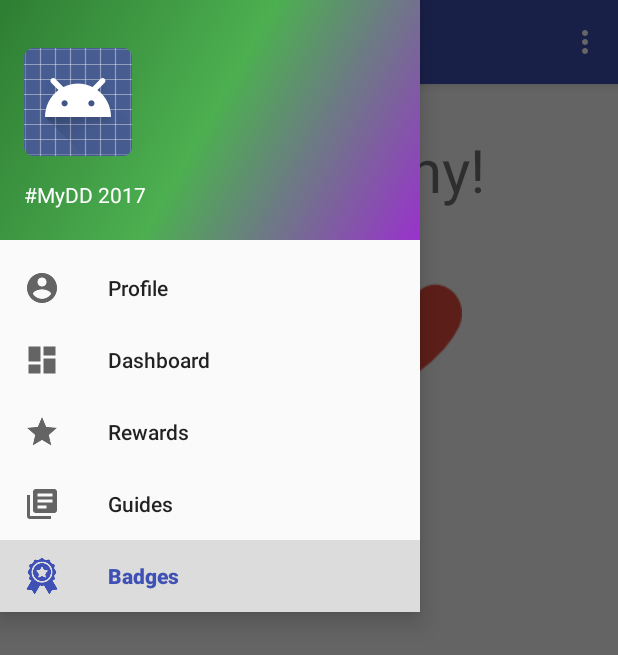
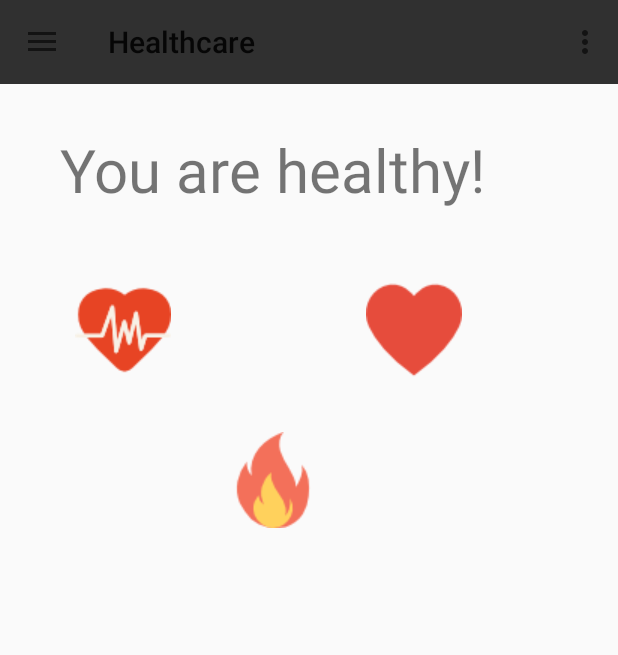
Before and after one commit to cman8564134/M2Xandroidtest, an Android app: the screen it shows after launch (MainActivity), in the side drawer, after a tap on "Badges", on a phone screen of 412 x 824 dp. Shown: the top 655 px of the screen. Run offline under Robolectric (Android 15) with nearby library versions, the phone set to English and light mode, and no system bars.

Commit message:
Added Guides
Added Guides

```diff
--- a/app/build.gradle
+++ b/app/build.gradle
@@ -28,6 +28,7 @@ dependencies {
     compile 'com.android.support:appcompat-v7:24.1.1'
     compile 'com.android.support:design:24.1.1'
     compile 'com.android.support:cardview-v7:24.1.1'
+    compile 'com.android.support:support-v4:24.1.1'
     compile 'com.android.support.constraint:constraint-layout:1.0.2'
     testCompile 'junit:junit:4.12'
 }
--- a/app/src/main/AndroidManifest.xml
+++ b/app/src/main/AndroidManifest.xml
@@ -9,6 +9,7 @@
         android:supportsRtl="true"
         android:theme="@style/AppTheme">
         <activity android:name=".MainActivity"
+            android:label="Healthcare"
             android:theme="@style/AppTheme.NoActionBar">
             <intent-filter>
                 <action android:name="android.intent.action.MAIN" />
@@ -16,8 +17,9 @@
                 <category android:name="android.intent.category.LAUNCHER" />
             </intent-filter>
         </activity>
-        <activity android:name=".GuidesActivity">
-        </activity>
+        <activity android:name=".ManagerActivity"></activity>
+        <activity android:name=".GuidesActivity"
+            />
     </application>
 
 </manifest>
--- a/app/src/main/java/mydd2017/com/m2xandroidtest/MainActivity.java
+++ b/app/src/main/java/mydd2017/com/m2xandroidtest/MainActivity.java
@@ -14,77 +14,33 @@ import android.support.v7.widget.Toolbar;
 import android.view.Menu;
 import android.view.MenuItem;
 
-public class MainActivity extends AppCompatActivity
-     implements NavigationView.OnNavigationItemSelectedListener{
-
+public class MainActivity extends ManagerActivity{
     @Override
     protected void onCreate(Bundle savedInstanceState) {
         super.onCreate(savedInstanceState);
         setContentView(R.layout.activity_main);
-        Toolbar toolbar = (Toolbar) findViewById(R.id.toolbar);
-        setSupportActionBar(toolbar);
-
-        DrawerLayout drawer = (DrawerLayout) findViewById(R.id.drawer_layout);
-        ActionBarDrawerToggle toggle = new ActionBarDrawerToggle(
-                this, drawer, toolbar, R.string.navigation_drawer_open, R.string.navigation_drawer_close);
-        drawer.setDrawerListener(toggle);
-        toggle.syncState();
-
-        NavigationView navigationView = (NavigationView) findViewById(R.id.nav_view);
-        navigationView.setNavigationItemSelectedListener(this);
-    }
-
-    @Override
-    public void onBackPressed() {
-        DrawerLayout drawer = (DrawerLayout) findViewById(R.id.drawer_layout);
-        if (drawer.isDrawerOpen(GravityCompat.START)) {
-            drawer.closeDrawer(GravityCompat.START);
-        } else {
-            super.onBackPressed();
-        }
     }
 
     @Override
     public boolean onCreateOptionsMenu(Menu menu) {
+        // Inflate the menu; this adds items to the action bar if it is present.
         getMenuInflater().inflate(R.menu.main, menu);
         return true;
     }
 
     @Override
     public boolean onOptionsItemSelected(MenuItem item) {
+        // Handle action bar item clicks here. The action bar will
+        // automatically handle clicks on the Home/Up button, so long
+        // as you specify a parent activity in AndroidManifest.xml.
         int id = item.getItemId();
 
         //noinspection SimplifiableIfStatement
-        if (id == R.id.action_settings) {
-            return true;
+        switch (id)
+        {
+            case R.id.dashboard: return true;
         }
 
         return super.onOptionsItemSelected(item);
     }
-
-    @SuppressWarnings("StatementWithEmptyBody")
-    @Override
-    public boolean onNavigationItemSelected(MenuItem item) {
-        // Handle navigation view item clicks here.
-        int id = item.getItemId();
-
-        if (id == R.id.profile) {
-
-        } else if (id == R.id.dashboard) {
-
-        } else if (id == R.id.rewards) {
-
-        } else if (id == R.id.guides) {
-            DrawerLayout drawer = (DrawerLayout) findViewById(R.id.drawer_layout);
-            drawer.closeDrawer(GravityCompat.START);
-            Intent intent = new Intent(getApplicationContext(), GuidesActivity.class);
-            startActivity(intent);
-
-        } else if (id == R.id.badges) {
-        }
-
-
-
-            return true;
-        }
-    }
+}
--- /dev/null
+++ b/app/src/main/java/mydd2017/com/m2xandroidtest/ManagerActivity.java
@@ -0,0 +1,143 @@
+package mydd2017.com.m2xandroidtest;
+
+import android.app.Activity;
+import android.content.Intent;
+import android.os.Bundle;
+import android.support.annotation.LayoutRes;
+import android.support.design.widget.NavigationView;
+import android.support.v4.view.GravityCompat;
+import android.support.v4.widget.DrawerLayout;
+import android.support.v7.app.ActionBarDrawerToggle;
+import android.support.v7.app.AppCompatActivity;
+import android.support.v7.widget.Toolbar;
+import android.view.Menu;
+import android.view.MenuItem;
+import android.view.View;
+import android.widget.FrameLayout;
+
+/**
+ * Created by Hang on 8/12/2017.
+ */
+
+public class ManagerActivity extends AppCompatActivity implements
+        NavigationView.OnNavigationItemSelectedListener {
+
+    private NavigationView navigationView;
+    private DrawerLayout fullLayout;
+    private Toolbar toolbar;
+    private ActionBarDrawerToggle drawerToggle;
+    private int selectedNavItemId;
+
+    @Override
+    public void setContentView(@LayoutRes int layoutResID) {
+        /**
+         * This is going to be our actual root layout.
+         */
+        fullLayout = (DrawerLayout) getLayoutInflater().inflate(R.layout.activity_manager, null);
+        /**
+         * {@link FrameLayout} to inflate the child's view. We could also use a {@link android.view.ViewStub}
+         */
+        FrameLayout activityContainer = (FrameLayout) fullLayout.findViewById(R.id.activity_content);
+        getLayoutInflater().inflate(layoutResID, activityContainer, true);
+
+        /**
+         * Note that we don't pass the child's layoutId to the parent,
+         * instead we pass it our inflated layout.
+         */
+        super.setContentView(fullLayout);
+
+        toolbar = (Toolbar) findViewById(R.id.toolbar);
+        navigationView = (NavigationView) findViewById(R.id.navigationView);
+
+        if (useToolbar())
+        {
+            setSupportActionBar(toolbar);
+        }
+        else
+        {
+            toolbar.setVisibility(View.GONE);
+        }
+
+        setUpNavView();
+    }
+
+    /**
+     * Helper method that can be used by child classes to
+     * specify that they don't want a {@link Toolbar}
+     * @return true
+     */
+    protected boolean useToolbar()
+    {
+        return true;
+    }
+
+    protected void setUpNavView()
+    {
+        navigationView.setNavigationItemSelectedListener(this);
+
+        if( useDrawerToggle()) { // use the hamburger menu
+            drawerToggle = new ActionBarDrawerToggle(this, fullLayout, toolbar,
+                    R.string.nav_drawer_opened,
+                    R.string.nav_drawer_closed);
+
+            fullLayout.setDrawerListener(drawerToggle);
+            drawerToggle.syncState();
+        } else if(useToolbar() && getSupportActionBar() != null) {
+            // Use home/back button instead
+            getSupportActionBar().setDisplayHomeAsUpEnabled(true);
+        }
+    }
+
+    /**
+     * Helper method to allow child classes to opt-out of having the
+     * hamburger menu.
+     * @return
+     */
+    protected boolean useDrawerToggle()
+    {
+        return true;
+    }
+
+
+    @Override
+    public boolean onNavigationItemSelected(MenuItem menuItem) {
+        fullLayout.closeDrawer(GravityCompat.START);
+        selectedNavItemId = menuItem.getItemId();
+
+        return onOptionsItemSelected(menuItem);
+    }
+
+    @Override
+    public boolean onOptionsItemSelected(MenuItem item) {
+        // Handle action bar item clicks here. The action bar will
+        // automatically handle clicks on the Home/Up button, so long
+        // as you specify a parent activity in AndroidManifest.xml.
+        int id = item.getItemId();
+
+        //noinspection SimplifiableIfStatement
+        switch (id)
+        {
+            case R.id.profile:
+               // startActivity(new Intent(this, MainActivity.class));
+                return true;
+
+            case R.id.dashboard:
+                startActivity(new Intent(this, MainActivity.class));
+                return true;
+
+            case R.id.rewards:
+               // startActivity(new Intent(this, NoHamburger.class));
+                return true;
+
+            case R.id.guides:
+                startActivity(new Intent(this, GuidesActivity.class));
+                return true;
+
+            case R.id.badges:
+                //startActivity(new Intent(this, .class));
+                return true;
+        }
+
+        return super.onOptionsItemSelected(item);
+    }
+}
--- a/app/src/main/res/layout/activity_main.xml
+++ b/app/src/main/res/layout/activity_main.xml
@@ -1,25 +1,15 @@
 <?xml version="1.0" encoding="utf-8"?>
-<android.support.v4.widget.DrawerLayout xmlns:android="http://schemas.android.com/apk/res/android"
+<RelativeLayout xmlns:android="http://schemas.android.com/apk/res/android"
     xmlns:app="http://schemas.android.com/apk/res-auto"
     xmlns:tools="http://schemas.android.com/tools"
     android:id="@+id/drawer_layout"
     android:layout_width="match_parent"
     android:layout_height="match_parent"
-    android:fitsSystemWindows="true"
-    tools:openDrawer="start">
+    android:fitsSystemWindows="true">
 
     <include
         layout="@layout/app_bar_main"
         android:layout_width="match_parent"
         android:layout_height="match_parent" />
 
-    <android.support.design.widget.NavigationView
-        android:id="@+id/nav_view"
-        android:layout_width="wrap_content"
-        android:layout_height="wrap_content"
-        android:layout_gravity="start"
-        android:fitsSystemWindows="true"
-        app:headerLayout="@layout/nav_header_main"
-        app:menu="@menu/activity_main_drawer" />
-
-</android.support.v4.widget.DrawerLayout>
+</RelativeLayout>
--- /dev/null
+++ b/app/src/main/res/layout/activity_manager.xml
@@ -0,0 +1,31 @@
+<android.support.v4.widget.DrawerLayout
+    android:id="@+id/activity_container"
+    android:layout_width="match_parent"
+    android:layout_height="match_parent"
+    xmlns:android="http://schemas.android.com/apk/res/android"
+    xmlns:app="http://schemas.android.com/apk/res-auto">
+    <LinearLayout xmlns:android="http://schemas.android.com/apk/res/android"
+        android:layout_width="match_parent"
+        android:layout_height="match_parent"
+        android:orientation="vertical">
+        <android.support.v7.widget.Toolbar
+            android:id="@+id/toolbar"
+            android:layout_width="match_parent"
+            android:layout_height="?actionBarSize"
+            android:background="@color/background_material_dark"
+            />
+        <FrameLayout
+            android:id="@+id/activity_content"
+            android:layout_width="match_parent"
+            android:layout_height="wrap_content" />
+
+    </LinearLayout>
+    <android.support.design.widget.NavigationView
+        android:id="@+id/navigationView"
+        android:layout_width="wrap_content"
+        android:layout_height="match_parent"
+        android:layout_gravity="start"
+        android:fitsSystemWindows="true"
+        app:headerLayout="@layout/nav_header_main"
+        app:menu="@menu/activity_main_drawer"/>
+</android.support.v4.widget.DrawerLayout>
--- a/app/src/main/res/layout/app_bar_main.xml
+++ b/app/src/main/res/layout/app_bar_main.xml
@@ -11,13 +11,6 @@
         android:layout_height="wrap_content"
         android:theme="@style/AppTheme.AppBarOverlay">
 
-        <android.support.v7.widget.Toolbar
-            android:id="@+id/toolbar"
-            android:layout_width="match_parent"
-            android:layout_height="?attr/actionBarSize"
-            android:background="?attr/colorPrimary"
-            app:popupTheme="@style/AppTheme.PopupOverlay" />
-
     </android.support.design.widget.AppBarLayout>
 
     <include layout="@layout/content_main" />
--- a/app/src/main/res/menu/main.xml
+++ b/app/src/main/res/menu/main.xml
@@ -4,6 +4,6 @@
     <item
         android:id="@+id/action_settings"
         android:orderInCategory="100"
-        android:title="@string/action_settings"
+        android:title="Settings"
         app:showAsAction="never" />
 </menu>
--- a/app/src/main/res/values/strings.xml
+++ b/app/src/main/res/values/strings.xml
@@ -1,8 +1,6 @@
 <resources>
-    <string name="app_name">My Application</string>
-
-    <string name="navigation_drawer_open">Open navigation drawer</string>
-    <string name="navigation_drawer_close">Close navigation drawer</string>
-
-    <string name="action_settings">Settings</string>
+    <string name="app_name">Healthcare</string>
+    <string name="title_activity_base">BaseActivity</string>
+    <string name="nav_drawer_opened">drawer opened</string>
+    <string name="nav_drawer_closed">drawer closed</string>
 </resources>
--- a/app/src/main/res/values/styles.xml
+++ b/app/src/main/res/values/styles.xml
@@ -1,7 +1,7 @@
 <resources>
 
     <!-- Base application theme. -->
-    <style name="AppTheme" parent="Theme.AppCompat.Light.DarkActionBar">
+    <style name="AppTheme" parent="Theme.AppCompat.Light.NoActionBar">
         <!-- Customize your theme here. -->
         <item name="colorPrimary">@color/colorPrimary</item>
         <item name="colorPrimaryDark">@color/colorPrimaryDark</item>
```
Also changed, not shown: app/src/main/java/mydd2017/com/m2xandroidtest/GuidesActivity.java (+11 -1 lines), app/src/main/java/mydd2017/com/m2xandroidtest/GuidesFragment.java (added, +20 -0 lines), app/src/main/res/layout/fragment_guides.xml (added, +8 -0 lines).
